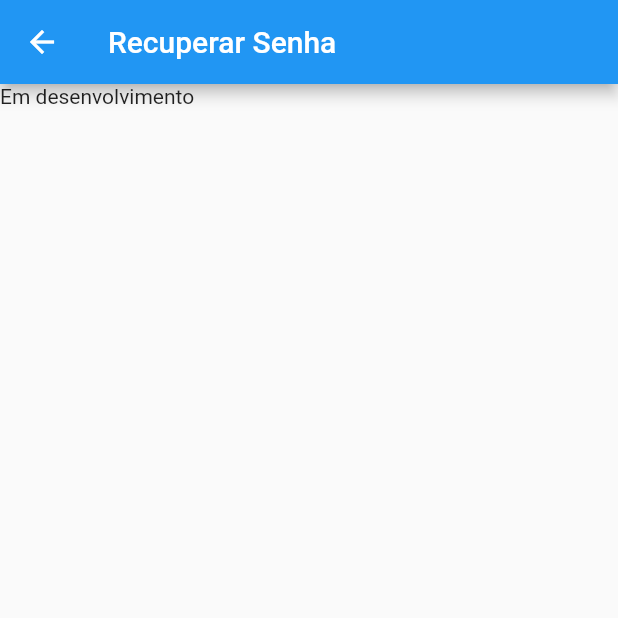
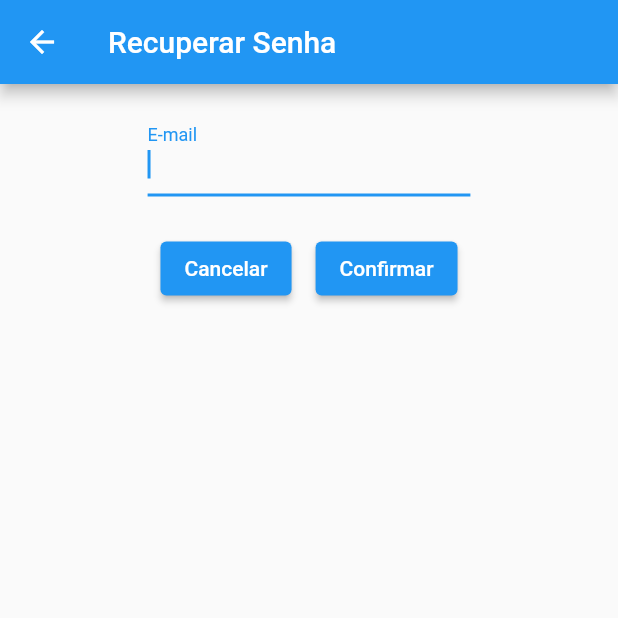
Before and after one commit to RVairoletto/prototipo-navegacao, a Flutter app: the RecuperarSenhaView screen opened by its route, on a phone screen of 412 x 824 dp, the top half of it. Run offline on Flutter 3.47's test engine with Material 2 defaults, Android fonts, the phone set to English and light mode, and no system bars; our stand-ins replace email_validator, shared_preferences; accounts and stored records are empty.

Commit message:
tela de esqueci minha senha desenvolvida, rotina de esqueci minha senha implementada

```diff
--- a/lib/view/login/recuperar_senha.dart
+++ b/lib/view/login/recuperar_senha.dart
@@ -1,4 +1,7 @@
+import 'package:email_validator/email_validator.dart';
 import 'package:flutter/material.dart';
+import 'package:prototipo_navegacao/controller/controller_login.dart';
+import 'package:prototipo_navegacao/util/routes.dart';
 
 class RecuperarSenhaView extends StatefulWidget {
   const RecuperarSenhaView({super.key});
@@ -8,13 +11,135 @@ class RecuperarSenhaView extends StatefulWidget {
 }
 
 class _RecuperarSenhaViewState extends State<RecuperarSenhaView> {
+  TextEditingController ctrEmail = TextEditingController();
+
+  ControllerLogin ctrLogin = ControllerLogin();
+
   @override
   Widget build(BuildContext context) {
     return Scaffold(
       appBar: AppBar(
         title: const Text('Recuperar Senha'),
       ),
-      body: const Text('Em desenvolvimento'),
+      body: Center(
+        child: SizedBox(
+        width: MediaQuery.of(context).size.width * 0.6,
+          child: Padding(
+            padding: const EdgeInsets.all(8),
+            child: Column(
+              children: [
+                //Textfield de email
+                Padding(
+                  padding: const EdgeInsets.all(8),
+                  child: TextFormField(
+                    autofocus: true,
+                    controller: ctrEmail,
+                    decoration: const InputDecoration(
+                      label: Text('E-mail')
+                    ),
+                  ),
+                ),
+                //Linha com os botões de cancelar e confirmar
+                Padding(
+                  padding: const EdgeInsets.all(8),
+                  child: Row(
+                    mainAxisSize: MainAxisSize.min,
+                    children: [
+                      //Botão de cancelar
+                      Padding(
+                        padding: const EdgeInsets.all(8),
+                        child: ElevatedButton(
+                          onPressed: (){
+                            Navigator.pushReplacementNamed(context, Routes.login);
+                          },
+                          child: const Text('Cancelar')
+                        ),
+                      ),
+                      //Botão de confirmar
+                      Padding(
+                        padding: const EdgeInsets.all(8),
+                        child: ElevatedButton(
+                          onPressed: () async {
+                            //Validar e-mail
+                            if(!EmailValidator.validate(ctrEmail.text)){
+                              await showDialog(
+                                context: context,
+                                builder: (context) {
+                                  return AlertDialog(
+                                    title: const Text('Aviso'),
+                                    content: const Text('Insira um e-mail válido'),
+                                    actions: [
+                                      TextButton(
+                                        onPressed: () {
+                                          Navigator.pop(context);
+                                        },
+                                        child: const Text('Ok')
+                                      )
+                                    ],
+                                  );
+                                }
+                              );
+
+                              return;
+                            }
+
+                            //Enviar e-mail pro backend
+                            final String? respForgotPassword = await ctrLogin.forgotPassword(ctrEmail.text);
+
+                            if(respForgotPassword.runtimeType != null){
+                              //A requisição foi bem sucedida
+                              await showDialog(
+                                context: context,
+                                builder: (context) {
+                                  return AlertDialog(
+                                    title: const Text('Sucesso'),
+                                    content: const Text('Confira seu e-mail'),
+                                    actions: [
+                                      TextButton(
+                                        onPressed: () {
+                                          Navigator.pop(context);
+                                          Navigator.pushReplacementNamed(context, Routes.login);
+                                        },
+                                        child: const Text('Ok')
+                                      )
+                                    ],
+                                  );
+                                }
+                              );
+                            } else {
+                              //Não foi possível alterar a senha
+                              await showDialog(
+                                context: context,
+                                builder: (context) {
+                                  return AlertDialog(
+                                    title: const Text('Aviso'),
+                                    content: Text(respForgotPassword ?? 'Não foi possível recuperar sua senha'),
+                                    actions: [
+                                      TextButton(
+                                        onPressed: () {
+                                          Navigator.pop(context);
+                                        },
+                                        child: const Text('Ok')
+                                      )
+                                    ],
+                                  );
+                                }
+                              );
+
+                              return;
+                            }
+                          },
+                          child: const Text('Confirmar')
+                        ),
+                      ),
+                    ],
+                  ),
+                )
+              ],
+            ),
+          ),
+        ),
+      )
     );
   }
 }
```
Also changed, not shown: lib/controller/controller_login.dart (+16 -0 lines), pubspec.lock.
